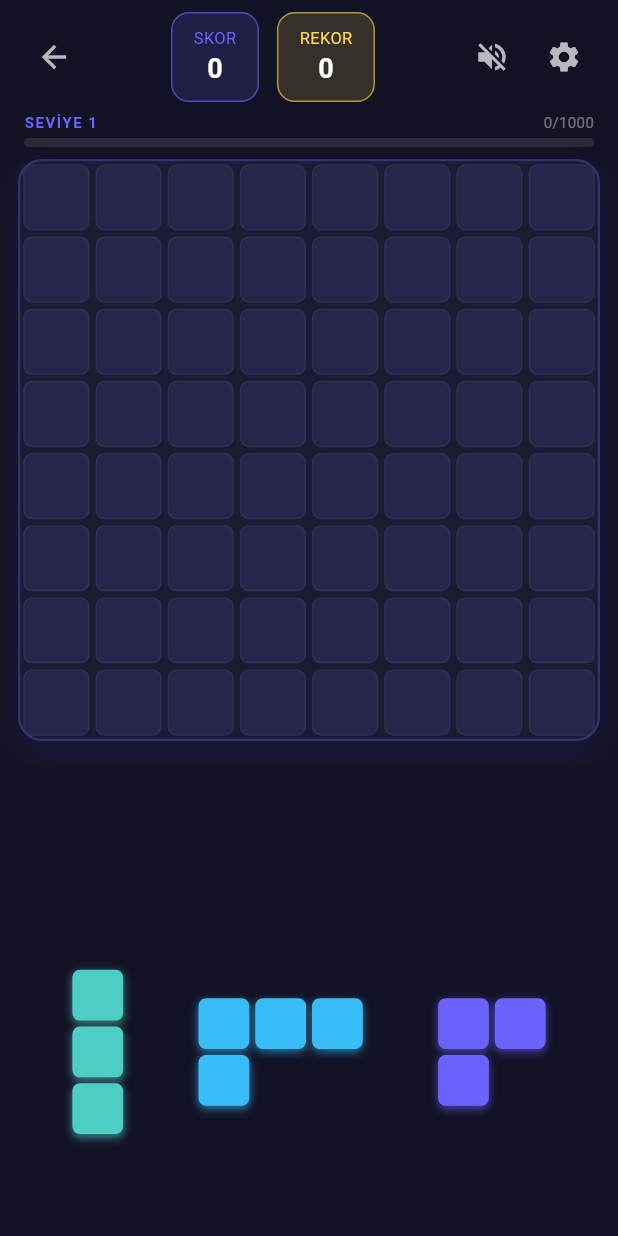
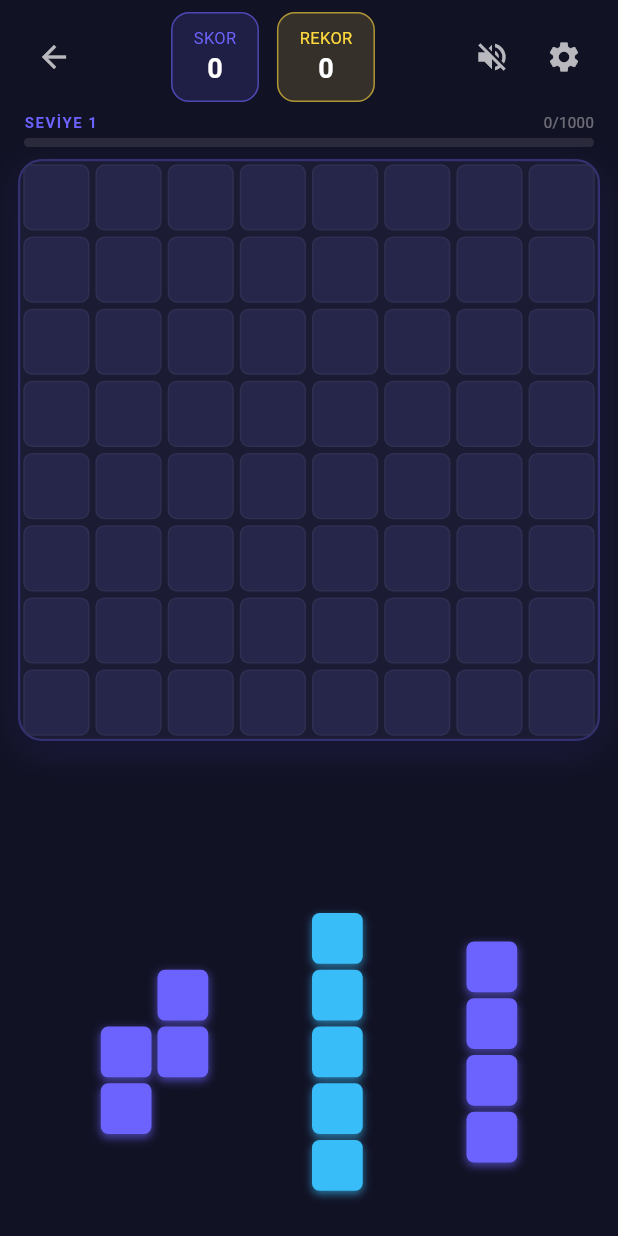
Before and after one commit to acay063620-dotcom/block-puzzle, a Flutter app: the GameScreen screen opened directly, after a tap on the "volume up" icon, on a phone screen of 412 x 824 dp. Run offline on Flutter 3.47's test engine with Material 3 defaults, Android fonts, the phone set to English and light mode, and no system bars; our stand-ins replace audioplayers, shared_preferences; accounts and stored records are empty.

Commit message:
Update main.dart

```diff
--- a/lib/main.dart
+++ b/lib/main.dart
@@ -375,6 +375,85 @@ final List<List<List<int>>> _shapeDefs = [
   [[0,0],[0,1],[0,2],[1,0],[1,1],[1,2]],
 ];
 
+// Şekilleri büyüklüğe göre grupla (küçük=1-2, orta=3-4, büyük=5+)
+final List<int> _smallShapes  = [0, 1, 2];           // 1-2 hücre
+final List<int> _mediumShapes = [3, 4, 5, 10, 11, 12, 13]; // 3-4 hücre
+final List<int> _largeShapes  = [6, 7, 14, 15, 16, 17, 18, 19, 20, 21]; // 4-5 hücre
+final List<int> _xlShapes     = [8, 9, 22, 23];      // 5-6 hücre
+
+/// Grid doluluk oranını hesapla (0.0 - 1.0)
+double _gridFillRate(List<List<Color?>> grid, int size) {
+  int filled = 0;
+  for (final row in grid) for (final c in row) if (c != null) filled++;
+  return filled / (size * size);
+}
+
+/// Bir şeklin grid'e en az bir yere sığıp sığmadığını kontrol et
+bool _shapeCanFit(List<List<int>> def, List<List<Color?>> grid, int gridSize) {
+  final cells = def.map((c) => Point<int>(c[1], c[0])).toList();
+  final w = cells.map((c) => c.x).reduce(max) + 1;
+  final h = cells.map((c) => c.y).reduce(max) + 1;
+  for (int r = 0; r <= gridSize - h; r++) {
+    for (int c = 0; c <= gridSize - w; c++) {
+      bool ok = true;
+      for (final cell in cells) {
+        if (grid[r + cell.y][c + cell.x] != null) { ok = false; break; }
+      }
+      if (ok) return true;
+    }
+  }
+  return false;
+}
+
+/// Doluluk oranına göre uygun şekil listesi seç
+List<int> _candidateShapes(double fill) {
+  if (fill < 0.3) {
+    // Grid boş: büyük ve orta ağırlıklı
+    return [..._largeShapes, ..._largeShapes, ..._mediumShapes, ..._xlShapes];
+  } else if (fill < 0.55) {
+    // Orta doluluk: karma
+    return [..._mediumShapes, ..._mediumShapes, ..._largeShapes, ..._smallShapes];
+  } else if (fill < 0.75) {
+    // Dolmaya başlıyor: orta ve küçük ağırlıklı
+    return [..._mediumShapes, ..._smallShapes, ..._smallShapes, ..._mediumShapes];
+  } else {
+    // Çok dolu: küçük şekiller öncelikli
+    return [..._smallShapes, ..._smallShapes, ..._smallShapes, ..._mediumShapes];
+  }
+}
+
+/// Üç bloktan en az 2'sinin grid'e sığmasını garantile
+List<int> _pickThreeShapeIndices(List<List<Color?>> grid, int gridSize) {
+  final fill = _gridFillRate(grid, gridSize);
+  final candidates = _candidateShapes(fill);
+  candidates.shuffle(_rng);
+
+  final List<int> result = [];
+  final List<int> fallback = [];
+
+  // Önce sığabilenleri ekle
+  for (final idx in candidates) {
+    if (result.length >= 3) break;
+    if (_shapeCanFit(_shapeDefs[idx], grid, gridSize)) {
+      result.add(idx);
+    } else {
+      fallback.add(idx);
+    }
+  }
+
+  // Eğer 3'ü dolduramadıysak (grid çok dolu) fallback'ten ekle
+  while (result.length < 3 && fallback.isNotEmpty) {
+    result.add(fallback.removeAt(0));
+  }
+
+  // Hâlâ eksikse rastgele doldur
+  while (result.length < 3) {
+    result.add(_rng.nextInt(_shapeDefs.length));
+  }
+
+  return result;
+}
+
 final List<Color> _basePalette = [
   const Color(0xFFFF6B6B), const Color(0xFF4ECDC4),
   const Color(0xFFFFD93D), const Color(0xFF6C63FF),
@@ -506,7 +585,7 @@ class _GameScreenState extends State<GameScreen> with TickerProviderStateMixin {
     _gameOverAnim = AnimationController(vsync: this, duration: const Duration(milliseconds: 500));
 
     grid = List.generate(gridSize, (_) => List.generate(gridSize, (_) => null));
-    tray = List.generate(3, (_) => _newShape());
+    tray = _newTray();
     _loadHighScore();
   }
 
@@ -589,12 +668,18 @@ class _GameScreenState extends State<GameScreen> with TickerProviderStateMixin {
     });
   }
 
-  BlockShape _newShape() {
+  BlockShape _shapeFromIndex(int idx) {
     _pieceIdCounter++;
-    final def = _shapeDefs[_rng.nextInt(_shapeDefs.length)];
+    final def = _shapeDefs[idx];
     final cells = def.map((c) => Point<int>(c[1], c[0])).toList();
     final palette = _paletteForTier(_currentTier);
     return BlockShape(cells, palette[_rng.nextInt(palette.length)], _pieceIdCounter);
+  }
+
+  /// 3'lü tepsiy akıllıca doldur: doluluk oranına göre uyumlu bloklar seç
+  List<BlockShape> _newTray() {
+    final indices = _pickThreeShapeIndices(grid, gridSize);
+    return indices.map(_shapeFromIndex).toList();
   }
 
   Future<void> _loadHighScore() async {
@@ -631,7 +716,7 @@ class _GameScreenState extends State<GameScreen> with TickerProviderStateMixin {
           if (shape == null) return null;
           final palette = _paletteForTier(_currentTier);
           return BlockShape(shape.cells, palette[_rng.nextInt(palette.length)], shape.id);
-        }).toList();
+        }).toList() as List<BlockShape?>;
       });
     }
   }
@@ -653,7 +738,9 @@ class _GameScreenState extends State<GameScreen> with TickerProviderStateMixin {
   }
 
   Future<void> _placeAt(BlockShape shape, int row, int col, int trayIndex) async {
-    if (vibrationOn) HapticFeedback.selectionClick();
+    if (vibrationOn) {
+      HapticFeedback.selectionClick();
+    }
     final oldScore = score;
     setState(() {
       for (final c in shape.cells) grid[row + c.y][col + c.x] = shape.color;
@@ -663,7 +750,7 @@ class _GameScreenState extends State<GameScreen> with TickerProviderStateMixin {
     });
     _checkTierUp(oldScore, score);
     await _checkLines();
-    if (tray.every((p) => p == null)) setState(() { tray = List.generate(3, (_) => _newShape()); });
+    if (tray.every((p) => p == null)) setState(() { tray = _newTray(); });
     _checkGameOverState();
   }
 
@@ -692,19 +779,8 @@ class _GameScreenState extends State<GameScreen> with TickerProviderStateMixin {
     final accent = _tierColor(score);
 
     if (vibrationOn) {
-      // Patlama titreşimi: combo'da çift vuruş, tekil'de tek hafif vuruş
-      if (linesCleared >= 3) {
-        HapticFeedback.lightImpact();
-        await Future.delayed(const Duration(milliseconds: 60));
-        HapticFeedback.lightImpact();
-        await Future.delayed(const Duration(milliseconds: 60));
-        HapticFeedback.lightImpact();
-      } else if (linesCleared == 2) {
-        HapticFeedback.lightImpact();
-        await Future.delayed(const Duration(milliseconds: 80));
-        HapticFeedback.lightImpact();
-      } else {
-        HapticFeedback.lightImpact();
+      if (vibrationOn) {
+        HapticFeedback.vibrate();
       }
     }
 
@@ -767,7 +843,7 @@ class _GameScreenState extends State<GameScreen> with TickerProviderStateMixin {
     _gameOverAnim.reset(); _newRecordAnim.reset();
     setState(() {
       grid = List.generate(gridSize, (_) => List.generate(gridSize, (_) => null));
-      tray = List.generate(3, (_) => _newShape());
+      tray = _newTray();
       score = 0; gameOver = false; _newHighScore = false;
       _showNewHighScore = false; _currentTier = 0;
       previewCells = {}; _flashCells = {}; _shrinkCells = {}; _particles = [];
```
